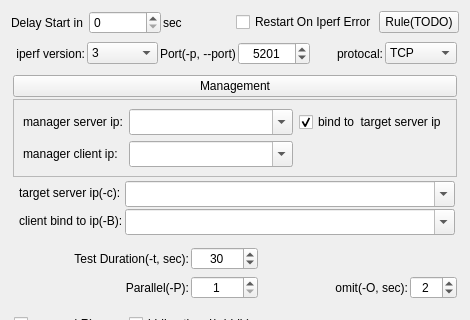
Above: qiperfc/src/dlgiperf.ui from coolshou/qiperf before the change; both pictures show x 0 to 470 and y 0 to 320 of the 470 by 664 pixel window. Below: the same form after it.
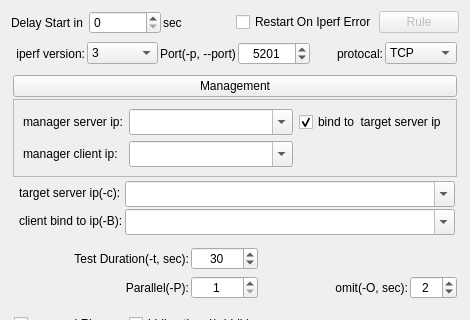
That is the form after the change. Icons and pictures are not drawn.

Commit message: add class DlgIperfRestartRule

```diff
--- a/qiperfc/src/dlgiperf.ui
+++ b/qiperfc/src/dlgiperf.ui
@@ -78,8 +78,11 @@
       </item>
       <item>
        <widget class="QPushButton" name="pbRestartRule">
+        <property name="enabled">
+         <bool>false</bool>
+        </property>
         <property name="text">
-         <string>Rule(TODO)</string>
+         <string>Rule</string>
         </property>
        </widget>
       </item>
```
The commit also changes 12 other files.
